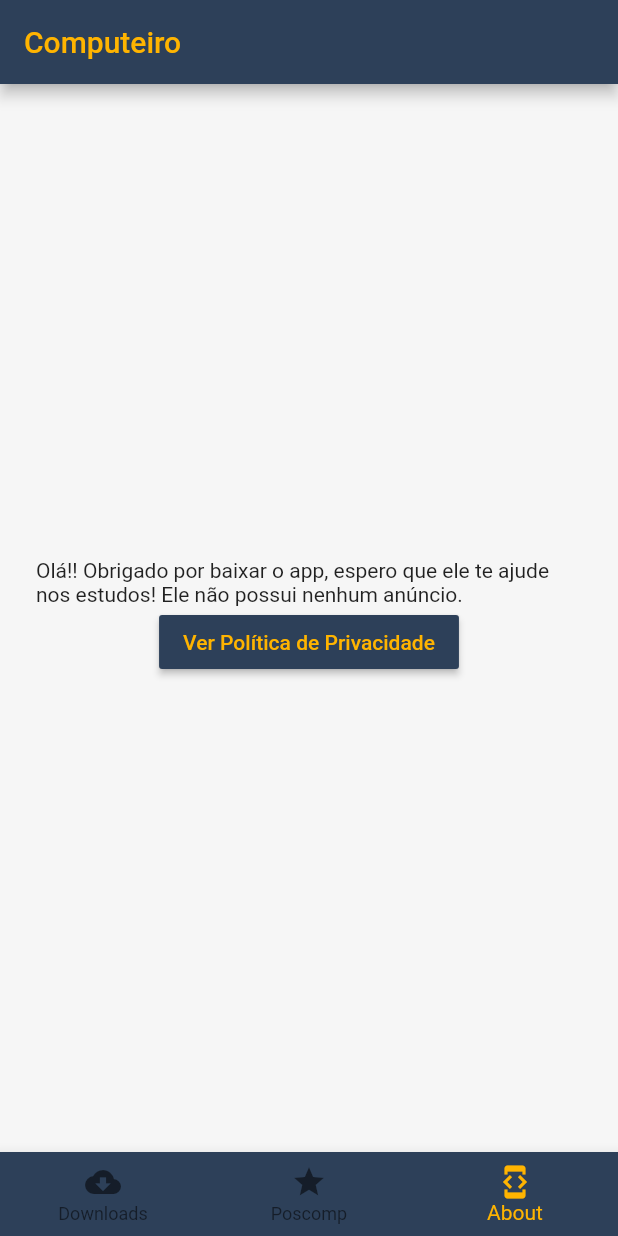
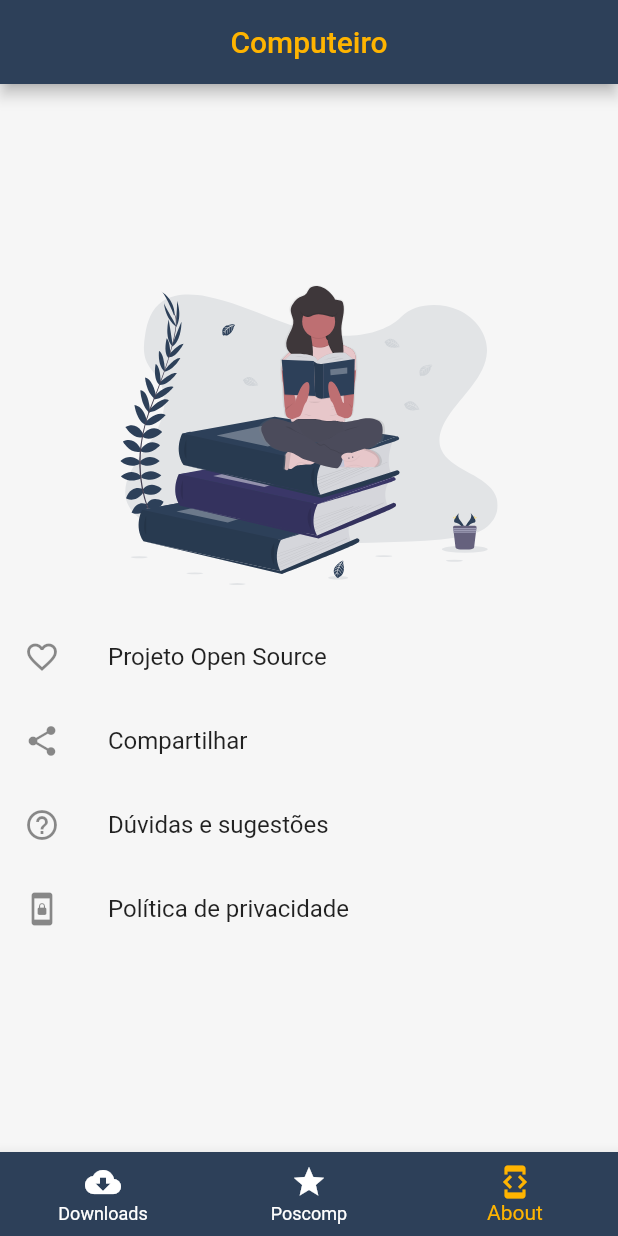
Before and after one commit to f2acode/computeiro, a Flutter app: the screen it shows after launch, item 3 of the bottom bar chosen, on a phone screen of 412 x 824 dp. Run offline on Flutter 3.47's test engine with Material 2 defaults, Android fonts, the phone set to English and light mode, and no system bars; our stand-ins replace flutter_svg, permission_handler, share; missing offline and left inert: flutter_downloader, flutter_tex; key blocks and very long unbroken strings in the code were emptied for the run.

Commit message:
improve about section

```diff
--- a/lib/components/organisms/Question/index.dart
+++ b/lib/components/organisms/Question/index.dart
@@ -87,6 +87,7 @@ class Question extends StatelessWidget {
 
     content.add(
       Container(
+        padding: const EdgeInsets.all(20),
         height: height,
         child: TeXView(
           key: Key(questionText),
@@ -105,6 +106,7 @@ class Question extends StatelessWidget {
   @override
   Widget build(BuildContext context) {
     return Scaffold(
+      backgroundColor: Colors.white,
       body: ListView(
         children: buildQuestion(MediaQuery.of(context).size.height),
       ),
--- a/lib/components/pages/About/index.dart
+++ b/lib/components/pages/About/index.dart
@@ -1,5 +1,7 @@
 import 'package:flutter/material.dart';
+import 'package:flutter_svg/svg.dart';
 import 'package:url_launcher/url_launcher.dart';
+import 'package:share/share.dart';
 
 class About extends StatefulWidget {
   @override
@@ -7,8 +9,18 @@ class About extends StatefulWidget {
 }
 
 class _AboutState extends State<About> {
-  Future<void> _launchURL() async {
+  Future<void> _launchPrivacyPolicy() async {
     const String url = 'https://computeiro-web.herokuapp.com/';
+
+    if (await canLaunch(url)) {
+      await launch(url);
+    } else {
+      throw 'Could not launch $url';
+    }
+  }
+
+  Future<void> _launchOpenSourceProject() async {
+    const String url = 'https://github.com/f2acode/computeiro';
 
     if (await canLaunch(url)) {
       await launch(url);
@@ -19,21 +31,40 @@ class _AboutState extends State<About> {
 
   @override
   Widget build(BuildContext context) {
-    return Container(
-      padding: EdgeInsets.all(24),
-      child: Column(
-        mainAxisSize: MainAxisSize.max,
-        mainAxisAlignment: MainAxisAlignment.center,
-        children: <Widget>[
-          const Text(
-            'Olá!! Obrigado por baixar o app, espero que ele te ajude nos estudos! Ele não possui nenhum anúncio.',
-          ),
-          RaisedButton(
-            onPressed: _launchURL,
-            child: const Text('Ver Política de Privacidade'),
-          ),
-        ],
-      ),
+    return ListView(
+      shrinkWrap: true,
+      children: <Widget>[
+        SvgPicture.asset(
+          'assets/icon/learn.svg',
+          semanticsLabel: 'learn',
+          height: 200,
+        ),
+        SizedBox(height: 20),
+        ListTile(
+          leading: Icon(Icons.favorite_border),
+          title: Text('Projeto Open Source'),
+          onTap: _launchOpenSourceProject,
+        ),
+        ListTile(
+          leading: Icon(Icons.share),
+          title: Text('Compartilhar'),
+          onTap: () {
+            Share.share(
+              'https://play.google.com/store/apps/details?id=me.correria.correria',
+            );
+          },
+        ),
+        ListTile(
+          leading: Icon(Icons.help_outline),
+          title: Text('Dúvidas e sugestões'),
+          onTap: () => launch("whatsapp://send?phone=+5511948414445"),
+        ),
+        ListTile(
+          leading: Icon(Icons.screen_lock_portrait_outlined),
+          title: Text('Política de privacidade'),
+          onTap: _launchPrivacyPolicy,
+        ),
+      ],
     );
   }
 }
--- a/lib/components/pages/BottomNavigation/index.dart
+++ b/lib/components/pages/BottomNavigation/index.dart
@@ -26,6 +26,7 @@ class BottomNavigator extends StatelessWidget {
               'Computeiro',
               style: TextStyle(color: Theme.of(context).accentColor),
             ),
+            centerTitle: true,
           ),
           body: Center(
             child: _handleWidgetOption(vm.bottomNavIndex),
@@ -46,6 +47,7 @@ class BottomNavigator extends StatelessWidget {
               ),
             ],
             currentIndex: vm.bottomNavIndex,
+            unselectedItemColor: Colors.white,
             fixedColor: Theme.of(context).accentColor,
             onTap: (int index) => vm.onChangeBottomNavIndex(index),
           ),
--- a/lib/components/pages/DownloadsView/index.dart
+++ b/lib/components/pages/DownloadsView/index.dart
@@ -80,8 +80,8 @@ class _HomeState extends State<Home> {
                                 ? Icons.insert_drive_file
                                 : Icons.filter_tilt_shift,
                           ),
-                          trailing: RaisedButton(
-                            child: const Text('Baixar'),
+                          trailing: IconButton(
+                            icon: const Icon(Icons.download_rounded),
                             onPressed: () {
                               _checkPermission().then((dynamic hasGranted) {
                                 if (hasGranted) {
--- a/lib/main.dart
+++ b/lib/main.dart
@@ -19,6 +19,7 @@ class App extends StatelessWidget {
         title: 'Computeiro',
         theme: AppTheme().get(),
         home: BottomNavigator(),
+        debugShowCheckedModeBanner: false,
       ),
     );
   }
--- a/pubspec.yaml
+++ b/pubspec.yaml
@@ -18,6 +18,8 @@ dependencies:
   firebase_core: ^0.5.0+1
   firebase_analytics: ^6.0.2
   url_launcher: ^5.7.5
+  share: ^0.6.5+3
+  flutter_svg: ^0.19.0
 
 dev_dependencies:
   flutter_test:
@@ -36,3 +38,5 @@ flutter_icons:
 
 flutter:
   uses-material-design: true
+  assets:
+    - assets/icon/
```
Also changed, not shown: assets/icon/learn.svg (added).
